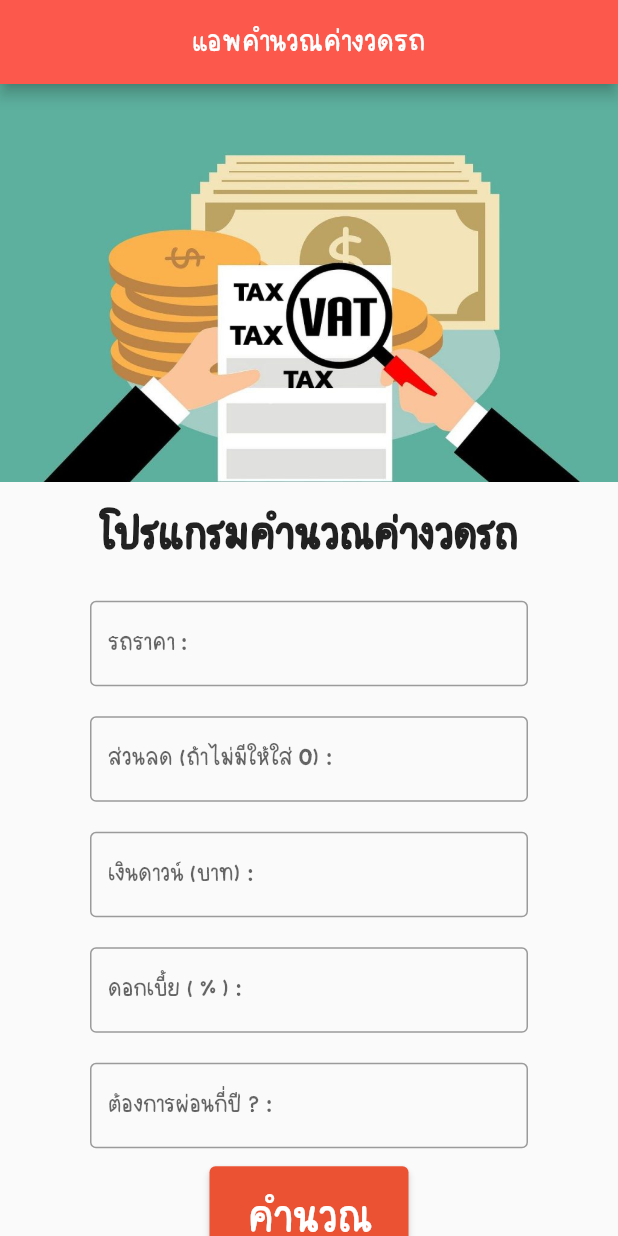
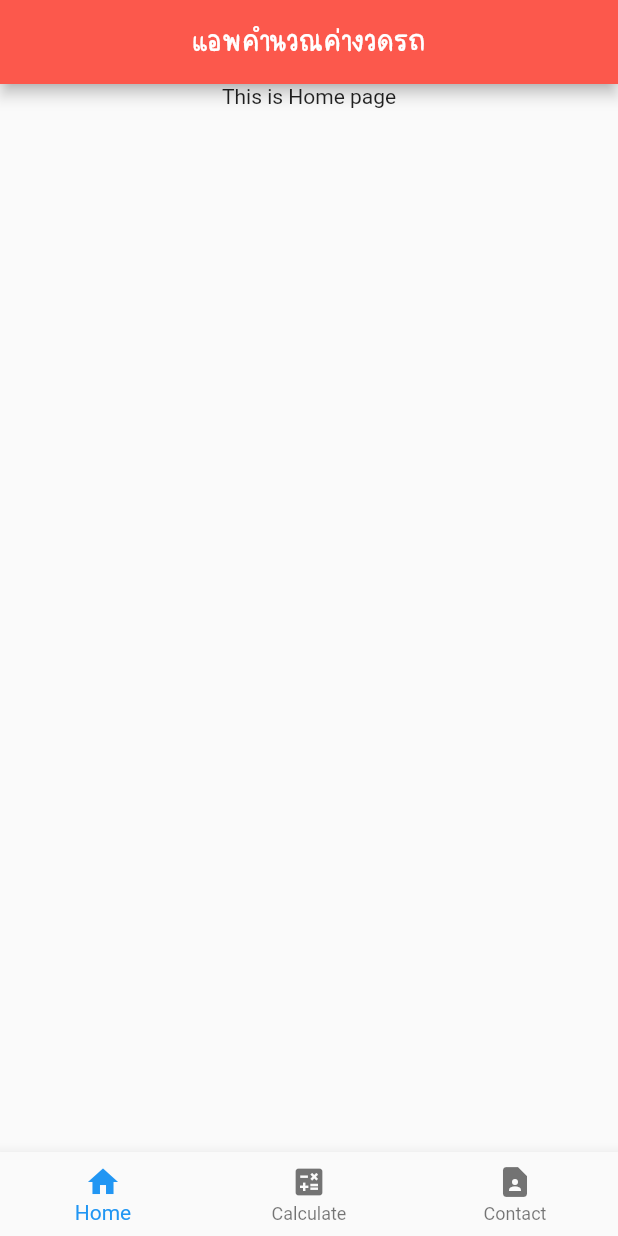
Before and after one commit to anatsrii/Flutter_calculate_app, a Flutter app: the screen it shows after launch, on a phone screen of 412 x 824 dp. Run offline on Flutter 3.47's test engine with Material 2 defaults, Android fonts, the phone set to English and light mode, and no system bars.

Commit message:
Add bottom icon tab

```diff
--- a/lib/main.dart
+++ b/lib/main.dart
@@ -1,3 +1,6 @@
+import 'package:calculate/pages/calculate.dart';
+import 'package:calculate/pages/contact.dart';
+import 'package:calculate/pages/home.dart';
 import 'package:flutter/material.dart';
 
 void main() {
@@ -6,12 +9,27 @@ void main() {
 
 class MyApp extends StatelessWidget {
   // const MyApp({ Key? key }) : super(key: key);
+  @override
+  Widget build(BuildContext context) {
+    return MaterialApp(home: MainPage());
+  }
+}
+
+class MainPage extends StatefulWidget {
+  //  const MainPage({ Key? key }) : super(key: key);
+
+  @override
+  _MainPageState createState() => _MainPageState();
+}
+
+class _MainPageState extends State<MainPage> {
+  final primaryColor = const Color(0xFFfc584c);
+  int _currentIndex = 0;
+  final tabs = [HomePage(), CalculatePage(), Contact()];
 
   @override
   Widget build(BuildContext context) {
-    const primaryColor = const Color(0xFFfc584c);
-    return MaterialApp(
-      home: Scaffold(
+    return Scaffold(
       appBar: AppBar(
         backgroundColor: primaryColor,
         centerTitle: true,
@@ -19,172 +37,26 @@ class MyApp extends StatelessWidget {
             textAlign: TextAlign.center,
             style: TextStyle(fontFamily: "puimek")),
       ),
-        body: Home(),
+      body: tabs[_currentIndex],
+      bottomNavigationBar: BottomNavigationBar(
+        currentIndex: _currentIndex, //หน้าปัจจุบันที่เลือก
+        items: [
+          //ตรง(Icons.home)คือเราสามารถเลือกได้ว่าจะเลือก icon อะไร
+          BottomNavigationBarItem(
+              icon: Icon(Icons.home), label: "Home"), //หน้า Home
+          BottomNavigationBarItem(
+              icon: Icon(Icons.calculate), label: "Calculate"),
+          BottomNavigationBarItem(
+              icon: Icon(Icons.contact_page), label: "Contact"),
+        ],
+
+        onTap: (index) {
+          setState(() {
+            print(index);
+            _currentIndex = index;
+          });
+        },
       ),
     );
   }
 }
-
-class Home extends StatefulWidget {
-  // const Home({ Key? key }) : super(key: key);
-
-  @override
-  _HomeState createState() => _HomeState();
-}
-
-class _HomeState extends State<Home> {
-  TextEditingController carPrice = TextEditingController();
-  TextEditingController discount = TextEditingController();
-  TextEditingController downPayment = TextEditingController();
-  TextEditingController interest = TextEditingController();
-  TextEditingController installment = TextEditingController();
-  TextEditingController vat = TextEditingController();
-  TextEditingController result1 = TextEditingController();
-  TextEditingController result2 = TextEditingController();
-  TextEditingController result3 = TextEditingController();
-
-  @override
-  void initState() {
-    super.initState();
-    result1.text = "";
-    result2.text = "";
-    result3.text = "";
-  }
-
-  Widget build(BuildContext context) {
-    // const primaryColor = const Color(0xFFfc584c);
-    return ListView(
-      children: [
-        // Padding(padding: const EdgeInsets.all(0.0)),
-        Image.asset(
-          "assets/images/Vat.jpg",
-          fit: BoxFit.contain,
-
-          // width: 100,
-          // height: 100,
-        ),
-        Padding(
-          padding: const EdgeInsets.all(15.5),
-          child: Text("โปรแกรมคำนวณค่างวดรถ",
-              textAlign: TextAlign.center,
-              style: TextStyle(
-                  fontFamily: "milktea",
-                  fontSize: 30,
-                  fontWeight: FontWeight.bold)),
-        ),
-        Padding(
-          padding: const EdgeInsets.fromLTRB(60, 10, 60, 10),
-          child: Center(
-            child: TextField(
-                controller: carPrice,
-                style: TextStyle(fontFamily: "puimek"),
-                decoration: InputDecoration(
-                    // contentPadding: EdgeInsets.all(20.0),
-                    labelText: "รถราคา :",
-                    border: OutlineInputBorder())),
-          ),
-        ),
-        Padding(
-          padding: const EdgeInsets.fromLTRB(60, 10, 60, 10),
-          child: Center(
-            child: TextField(
-                controller: discount,
-                style: TextStyle(fontFamily: "puimek"),
-                decoration: InputDecoration(
-                    labelText: "ส่วนลด (ถ้าไม่มีให้ใส่ 0) :",
-                    border: OutlineInputBorder())),
-          ),
-        ),
-        Padding(
-          padding: const EdgeInsets.fromLTRB(60, 10, 60, 10),
-          child: Center(
-            child: TextField(
-                controller: downPayment,
-                style: TextStyle(fontFamily: "puimek"),
-                decoration: InputDecoration(
-                    labelText: "เงินดาวน์ (บาท) :",
-                    border: OutlineInputBorder())),
-          ),
-        ),
-        Padding(
-          padding: const EdgeInsets.fromLTRB(60, 10, 60, 10),
-          child: Center(
-            child: TextField(
-                controller: interest,
-                style: TextStyle(fontFamily: "puimek"),
-                decoration: InputDecoration(
-                    labelText: "ดอกเบี้ย ( % ) :",
-                    border: OutlineInputBorder())),
-          ),
-        ),
-        Padding(
-          padding: const EdgeInsets.fromLTRB(60, 10, 60, 10),
-          child: Center(
-            child: TextField(
-                controller: installment,
-                style: TextStyle(fontFamily: "puimek"),
-                decoration: InputDecoration(
-                    labelText: "ต้องการผ่อนกี่ปี ? :",
-                    border: OutlineInputBorder())),
-          ),
-        ),
-        Padding(
-          padding: const EdgeInsets.all(2.0),
-          child: Center(
-            child: ElevatedButton(
-              onPressed: () {
-                // calculater,
-                var carDiscount = double.parse(carPrice.text) -
-                    double.parse(discount.text) -
-                    double.parse(downPayment.text);
-                print(carDiscount);
-
-                var carInterest =
-                    (double.parse(interest.text) / 100) * carDiscount +
-                        carDiscount;
-                print(carInterest);
-
-                var monthInstallment = double.parse(installment.text) * 12;
-                var resultInstallment = carInterest / monthInstallment;
-                print(
-                    "รถราคา ${carPrice.text} บาท ส่วนลดรวมเงินดาว = $carDiscount บาท");
-                print("ราคารถรวมดอกเบี้ย = $carInterest บาท");
-                print(
-                    "ผ่อนชำระจำนวณ $monthInstallment งวด งวดละ $resultInstallment บาท");
-                setState(() {
-                  result1.text =
-                      "รถราคา ${carPrice.text} บาท ส่วนลดรวมเงินดาว = $carDiscount บาท";
-
-                  result2.text = "ราคารถรวมดอกเบี้ย = $carInterest บาท";
-                  result3.text =
-                      "ผ่อนชำระจำนวณ $monthInstallment งวด งวดละ $resultInstallment บาท";
-                });
-              },
-              child: Text("คำนวณ"),
-              style: ButtonStyle(
-                  backgroundColor: MaterialStateProperty.all(Color(0xffeb5234)),
-                  padding: MaterialStateProperty.all(
-                      EdgeInsets.fromLTRB(25, 15, 25, 15)),
-                  textStyle: MaterialStateProperty.all(
-                      TextStyle(fontSize: 30, fontFamily: "milktea"))),
-            ),
-          ),
-        ),
-        SizedBox(
-          height: 15,
-        ),
-
-        Text(result1.text,
-            style: TextStyle(fontFamily: "milktea", fontSize: 21)),
-        Text(result2.text,
-            style: TextStyle(fontFamily: "milktea", fontSize: 21)),
-        Text(result3.text,
-            style: TextStyle(fontFamily: "milktea", fontSize: 21)),
-
-        SizedBox(
-          height: 15,
-        ),
-      ],
-    );
-  }
-}
--- /dev/null
+++ b/lib/pages/contact.dart
@@ -0,0 +1,23 @@
+import 'package:flutter/cupertino.dart';
+
+class Contact extends StatefulWidget {
+  const Contact({Key? key}) : super(key: key);
+
+  @override
+  _ContactState createState() => _ContactState();
+}
+
+class _ContactState extends State<Contact> {
+  @override
+  Widget build(BuildContext context) {
+    return ListView(
+      children: [
+        Center(
+          child: Column(
+            children: [Text("This is contact page")],
+          ),
+        )
+      ],
+    );
+  }
+}
--- /dev/null
+++ b/lib/pages/home.dart
@@ -0,0 +1,21 @@
+import 'package:flutter/cupertino.dart';
+
+class HomePage extends StatefulWidget {
+  // const HomePage({ Key? key }) : super(key: key);
+
+  @override
+  _HomePageState createState() => _HomePageState();
+}
+
+class _HomePageState extends State<HomePage> {
+  @override
+  Widget build(BuildContext context) {
+    return ListView(
+      children: [
+        Center(
+          child: Text("This is Home page"),
+        )
+      ],
+    );
+  }
+}
--- a/pubspec.yaml
+++ b/pubspec.yaml
@@ -23,6 +23,12 @@ environment:
 dependencies:
   flutter:
     sdk: flutter
+
+  flutter_launcher_icons: "^0.9.1"
+flutter_icons:
+  android: true
+  ios: true
+  image_path: "assets/images/logo.png"
 
 
   # The following adds the Cupertino Icons font to your application.
```
Also changed, not shown: lib/pages/calculate.dart (added, +160 -0 lines), assets/images/logo.png (added), pubspec.lock, 21 other files. Lines whose indentation alone changed are shown as unchanged.
